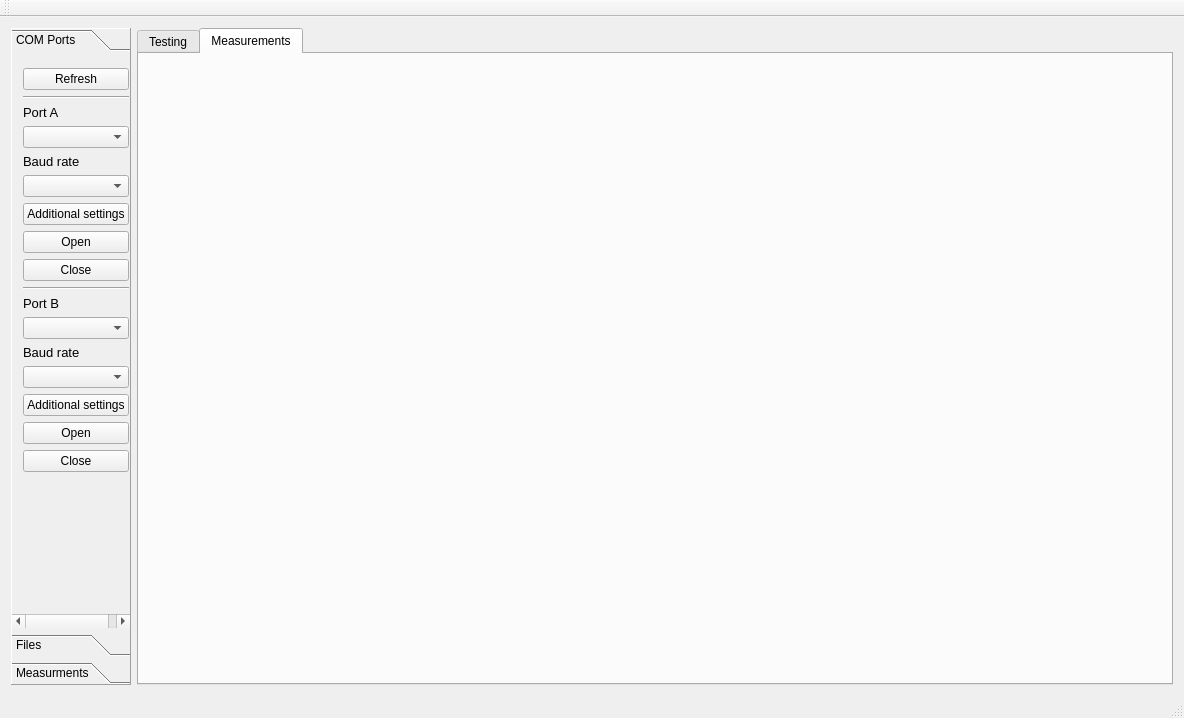
The window that My_COM_Port/mainwindow.ui (zaznov/IBIS-Test) describes before a commit, drawn with Qt 5.
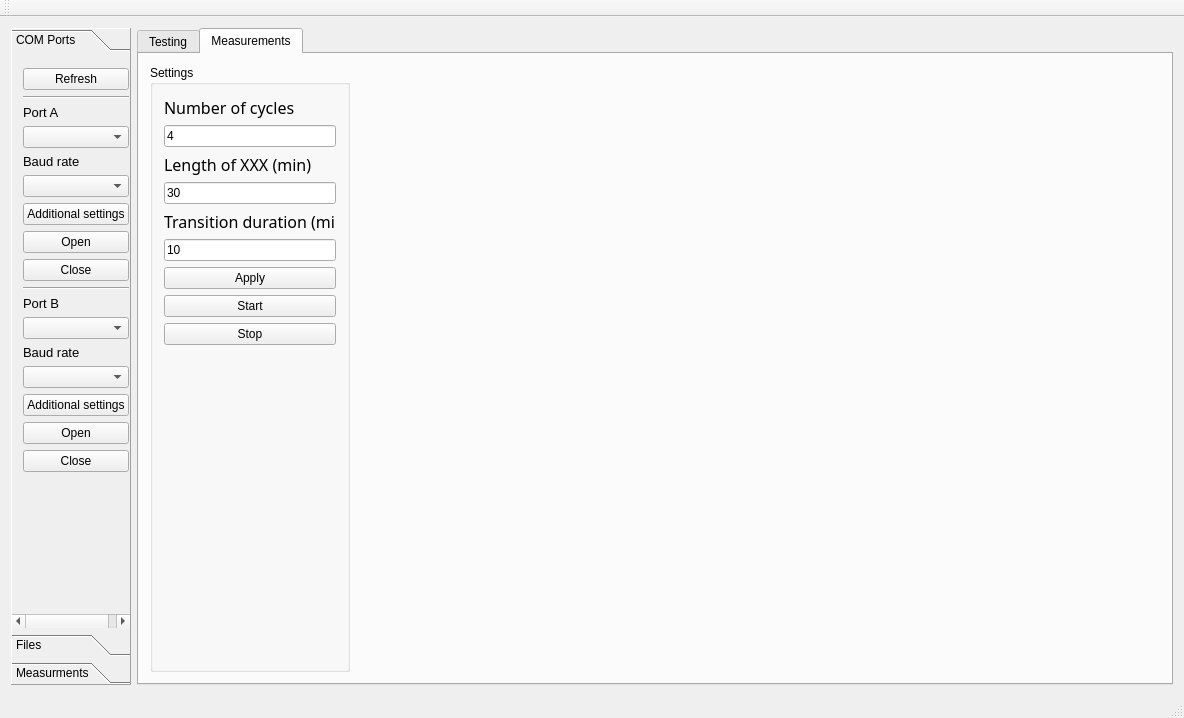
The same window after the commit. Custom widgets are drawn as their Qt base class.

Commit message: added class for power supply and qcustomplot

Patch:
```diff
--- a/My_COM_Port/mainwindow.ui
+++ b/My_COM_Port/mainwindow.ui
@@ -508,16 +508,145 @@
        <attribute name="title">
         <string>Measurements</string>
        </attribute>
-       <widget class="QCustomPlot" name="customPlot" native="true">
-        <property name="geometry">
-         <rect>
-          <x>559</x>
-          <y>50</y>
-          <width>401</width>
-          <height>371</height>
-         </rect>
-        </property>
-       </widget>
+       <layout class="QGridLayout" name="gridLayout_2">
+        <item row="0" column="0">
+         <widget class="QGroupBox" name="groupBox">
+          <property name="maximumSize">
+           <size>
+            <width>200</width>
+            <height>16777215</height>
+           </size>
+          </property>
+          <property name="title">
+           <string>Settings</string>
+          </property>
+          <layout class="QVBoxLayout" name="verticalLayout_8">
+           <item>
+            <layout class="QVBoxLayout" name="verticalLayout_5">
+             <item>
+              <widget class="QLabel" name="label_12">
+               <property name="font">
+                <font>
+                 <family>Sitka Display</family>
+                 <pointsize>12</pointsize>
+                </font>
+               </property>
+               <property name="text">
+                <string>Number of cycles</string>
+               </property>
+              </widget>
+             </item>
+             <item>
+              <widget class="QLineEdit" name="lineEdit_NumberCycles">
+               <property name="text">
+                <string>4</string>
+               </property>
+              </widget>
+             </item>
+            </layout>
+           </item>
+           <item>
+            <layout class="QVBoxLayout" name="verticalLayout_6">
+             <item>
+              <widget class="QLabel" name="label_13">
+               <property name="font">
+                <font>
+                 <family>Sitka Display</family>
+                 <pointsize>12</pointsize>
+                </font>
+               </property>
+               <property name="text">
+                <string>Length of XXX (min)</string>
+               </property>
+              </widget>
+             </item>
+             <item>
+              <widget class="QLineEdit" name="lineEdit_LengthXXX">
+               <property name="text">
+                <string>30</string>
+               </property>
+              </widget>
+             </item>
+            </layout>
+           </item>
+           <item>
+            <layout class="QVBoxLayout" name="verticalLayout_7">
+             <item>
+              <widget class="QLabel" name="label_14">
+               <property name="font">
+                <font>
+                 <family>Sitka Display</family>
+                 <pointsize>12</pointsize>
+                </font>
+               </property>
+               <property name="text">
+                <string>Transition duration (min)</string>
+               </property>
+              </widget>
+             </item>
+             <item>
+              <widget class="QLineEdit" name="lineEdit_TransitionDuranion">
+               <property name="text">
+                <string>10</string>
+               </property>
+              </widget>
+             </item>
+            </layout>
+           </item>
+           <item>
+            <widget class="QPushButton" name="pushButton_ApplyCyclesSettings">
+             <property name="maximumSize">
+              <size>
+               <width>200</width>
+               <height>16777215</height>
+              </size>
+             </property>
+             <property name="text">
+              <string>Apply</string>
+             </property>
+            </widget>
+           </item>
+           <item>
+            <widget class="QPushButton" name="pushButton_StartCycles">
+             <property name="text">
+              <string>Start</string>
+             </property>
+            </widget>
+           </item>
+           <item>
+            <widget class="QPushButton" name="pushButton_StopCycles">
+             <property name="text">
+              <string>Stop</string>
+             </property>
+            </widget>
+           </item>
+           <item>
+            <spacer name="verticalSpacer_3">
+             <property name="orientation">
+              <enum>Qt::Vertical</enum>
+             </property>
+             <property name="sizeHint" stdset="0">
+              <size>
+               <width>17</width>
+               <height>273</height>
+              </size>
+             </property>
+            </spacer>
+           </item>
+          </layout>
+         </widget>
+        </item>
+        <item row="0" column="1">
+         <widget class="QCustomPlot" name="customPlot" native="true">
+          <property name="minimumSize">
+           <size>
+            <width>400</width>
+            <height>400</height>
+           </size>
+          </property>
+         </widget>
+        </item>
+       </layout>
       </widget>
      </widget>
     </item>
```
The commit also changes 5 other files.
